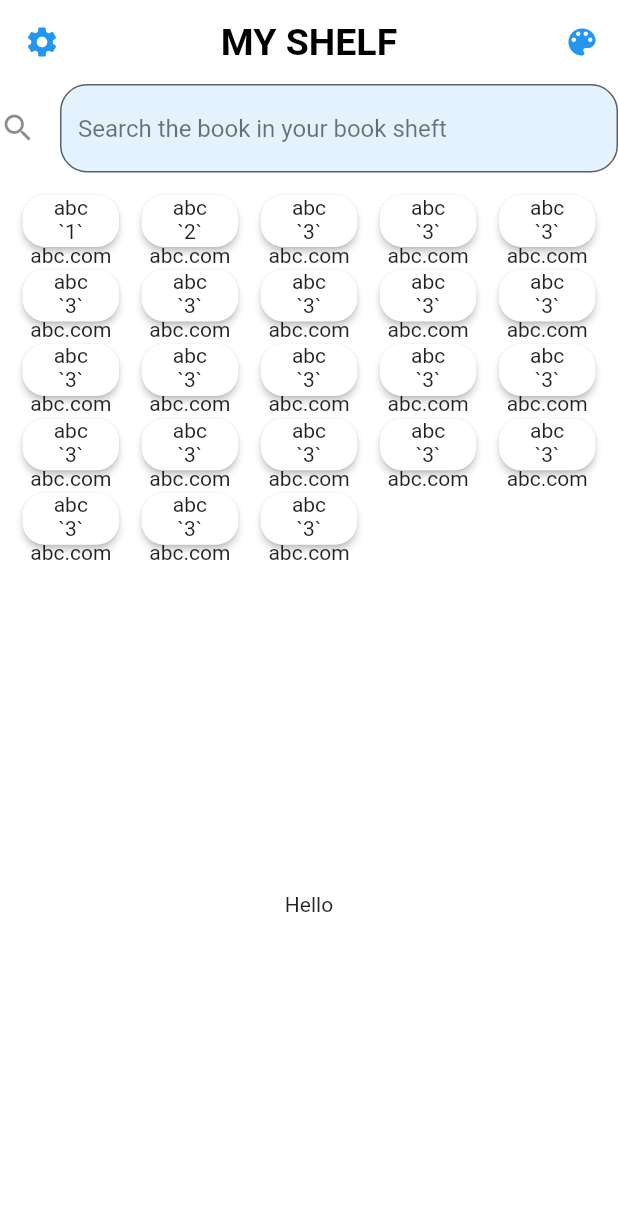
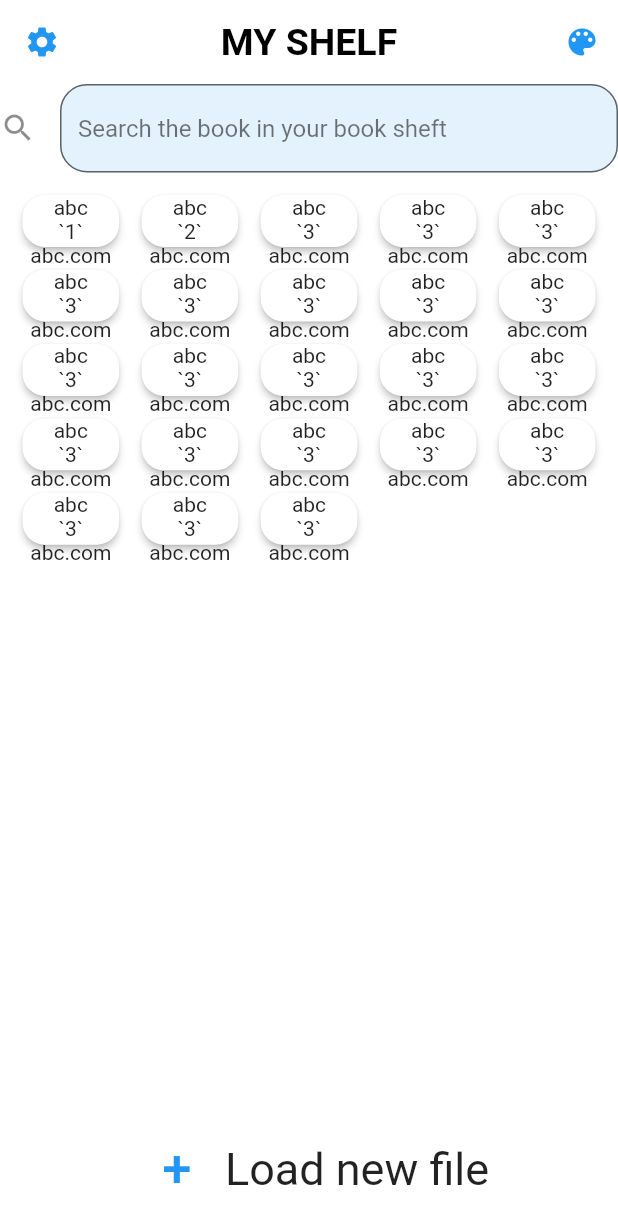
Before and after one commit to juuz0/RARS, a Flutter app: the screen it shows after launch, on a phone screen of 412 x 824 dp. Shown: the top 1224 px of the screen. Run offline on Flutter 3.47's test engine with Material 2 defaults, Android fonts, the phone set to English and light mode, and no system bars; our stand-ins replace file_picker.

Commit message:
Add basic setup for loading files from system
The current functionality is minimalistic - only print the name of the file chosen

```diff
--- /dev/null
+++ b/lib/fileLoader.dart
@@ -0,0 +1,47 @@
+import 'package:flutter/material.dart';
+import 'package:file_picker/file_picker.dart';
+import 'dart:io';
+import 'dart:developer';
+
+class FileLoader extends StatelessWidget {
+  const FileLoader({Key? key}) : super(key: key);
+
+  void pickFile() async {
+    FilePickerResult? result = await FilePicker.platform.pickFiles(
+      type: FileType.custom,
+      allowedExtensions: ['pdf'],
+    );
+
+    if (result != null) {
+      PlatformFile file = result.files.first;
+      log(file.name);
+    } else {
+      log('User cancelled');
+    }
+  }
+
+  @override
+  Widget build(BuildContext context) {
+    return Row(
+      crossAxisAlignment: CrossAxisAlignment.center,
+      mainAxisAlignment: MainAxisAlignment.center,
+      children: [
+        TextButton(
+          onPressed: () => pickFile(),
+          child: const Text(
+            "+",
+            style: TextStyle(
+              fontSize: 35,
+            ),
+          ),
+        ),
+        const Text(
+          "Load new file",
+          style: TextStyle(
+            fontSize: 30,
+          ),
+        ),
+      ],
+    );
+  }
+}
--- a/lib/mainScreen.dart
+++ b/lib/mainScreen.dart
@@ -1,5 +1,6 @@
 import 'package:flutter/material.dart';
 import 'package:rars/data.dart';
+import 'package:rars/fileLoader.dart';
 import 'book.dart';
 import 'bookItem.dart';
 
@@ -14,6 +15,7 @@ class _ExploreState extends State<mainScreen> {
     super.initState();
     setState(() {});
   }
+
   @override
   Widget build(BuildContext context) {
     return Scaffold(
@@ -58,20 +60,21 @@ class _ExploreState extends State<mainScreen> {
                       borderRadius: BorderRadius.circular(18.0),
                     ),
                     filled: true,
-                    hintStyle: TextStyle(color: Colors.black54),
+                    hintStyle: const TextStyle(color: Colors.black54),
                     hintText: "Search the book in your book sheft",
                     fillColor: Colors.blue[50]),
               ),
             ),
           ),
-
-
           Container(
             height: 480,
             child: GridView.builder(
               itemCount: bookss.length,
               itemBuilder: (BuildContext context, int index) {
-            return BookItem(title: bookss[index].title, image: bookss[index].image, id: bookss[index].id);
+                return BookItem(
+                    title: bookss[index].title,
+                    image: bookss[index].image,
+                    id: bookss[index].id);
               },
               gridDelegate: const SliverGridDelegateWithFixedCrossAxisCount(
                 crossAxisCount: 5,
@@ -79,13 +82,16 @@ class _ExploreState extends State<mainScreen> {
                 crossAxisSpacing: 5,
                 childAspectRatio: 5 / 3,
               ),
-          padding: EdgeInsets.all(10),
+              padding: const EdgeInsets.all(10),
               shrinkWrap: true,
             ),
           ),
-    Text("Hello"),
+          const Spacer(),
+          const Padding(
+            padding: EdgeInsets.all(16.0),
+            child: FileLoader(),
+          ),
         ],
-
       ),
     );
   }
--- a/pubspec.yaml
+++ b/pubspec.yaml
@@ -34,6 +34,7 @@ dependencies:
   # The following adds the Cupertino Icons font to your application.
   # Use with the CupertinoIcons class for iOS style icons.
   cupertino_icons: ^1.0.2
+  file_picker: ^4.3.1
 
 dev_dependencies:
   flutter_test:
```
Also changed, not shown: pubspec.lock. Lines whose indentation alone changed are shown as unchanged.
